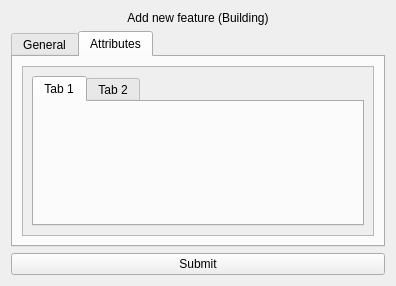
Above: AttributeForms/buildings.ui from Memz-Dev/tygron-qgis before the change. Below: the same form after it.
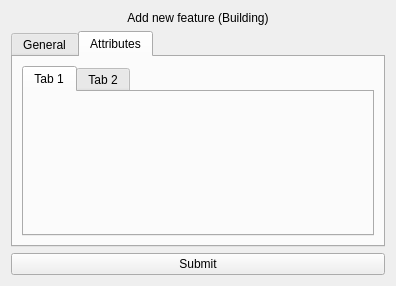
That is the form after the change. The open tabs and pages were chosen to show the change.

Commit message: load text fields for all attributes

The edit to the form file:
```diff
--- a/AttributeForms/buildings.ui
+++ b/AttributeForms/buildings.ui
@@ -114,21 +114,6 @@
       </attribute>
       <layout class="QVBoxLayout" name="verticalLayout_3">
        <item>
-        <widget class="QScrollArea" name="scrollArea">
-         <property name="widgetResizable">
-          <bool>true</bool>
-         </property>
-         <widget class="QWidget" name="scrollAreaWidgetContents">
-          <property name="geometry">
-           <rect>
-            <x>0</x>
-            <y>0</y>
-            <width>352</width>
-            <height>173</height>
-           </rect>
-          </property>
-          <layout class="QVBoxLayout" name="verticalLayout_4">
-           <item>
             <widget class="QTabWidget" name="attributeTabs">
              <property name="currentIndex">
               <number>1</number>
@@ -142,10 +127,6 @@
               <attribute name="title">
                <string>Tab 2</string>
               </attribute>
-             </widget>
-            </widget>
-           </item>
-          </layout>
          </widget>
         </widget>
        </item>
```
Left out of the diff: 5 changed lines with no effect on the pictures. Lines whose indentation alone changed are shown as unchanged. The commit also changes 1 other file.
